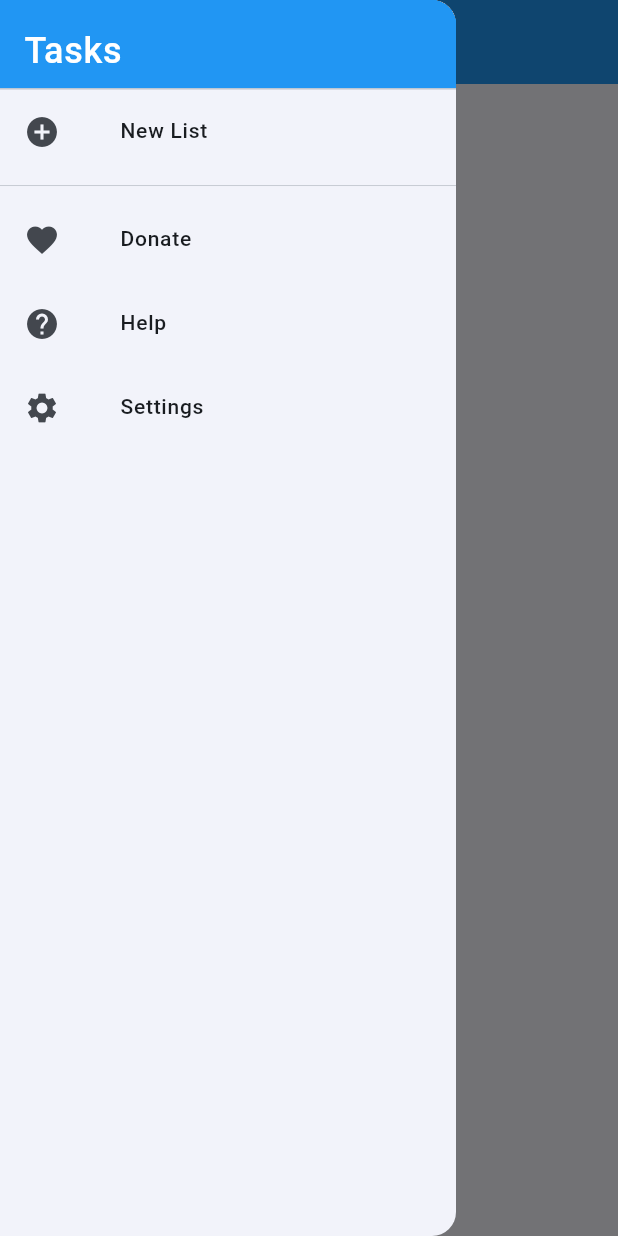
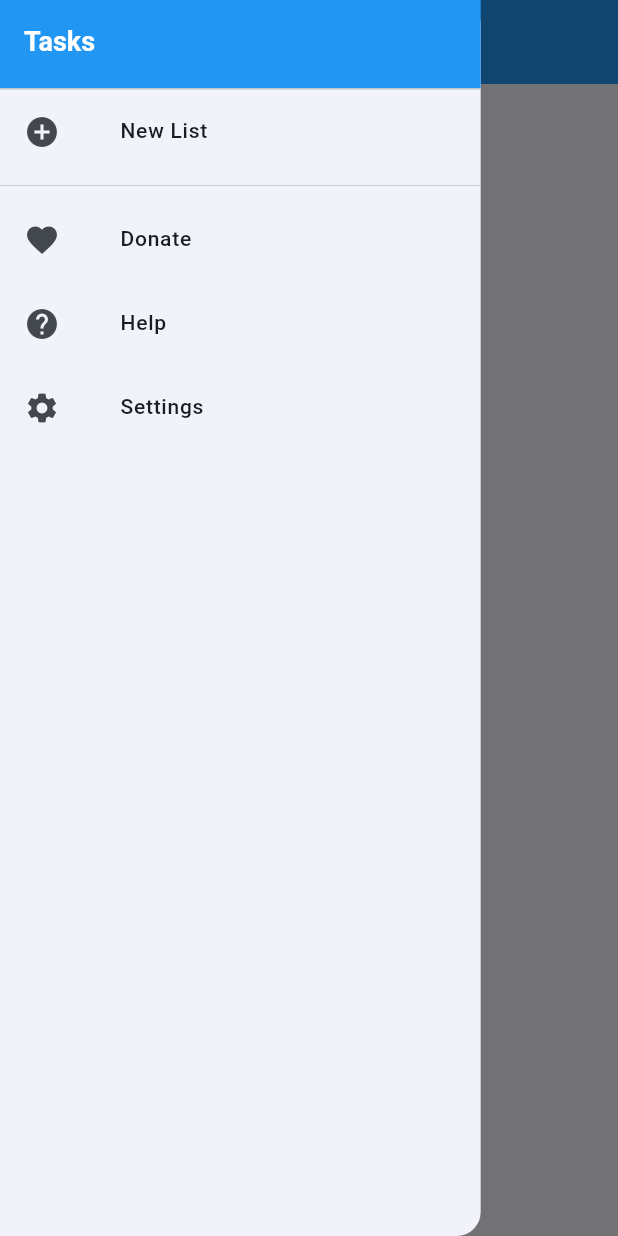
Before and after one commit to TitusKI/alarm_tasker, a Flutter app: the screen it shows after launch, with the side drawer open, on a phone screen of 412 x 824 dp. Run offline on Flutter 3.47's test engine with Material 3 defaults, Android fonts, the phone set to English and light mode, and no system bars; our stand-ins replace bloc, equatable, flutter_bloc, flutter_colorpicker, flutter_screenutil, get_it and 4 more; accounts and stored records are empty.

Commit message:
Enhance drawer widget by adjusting width, clip behavior, and text alignment

```diff
--- a/lib/features/tasks/presentation/widgets/drawer.dart
+++ b/lib/features/tasks/presentation/widgets/drawer.dart
@@ -8,6 +8,8 @@ import '../../../theme/presentation/cubit/theme_cubit.dart';
 
 Widget drawer(BuildContext context) {
   return Drawer(
+    clipBehavior: Clip.none,
+    width: 280.w,
     child: ListView(
       children: <Widget>[
         SizedBox(
@@ -18,20 +20,18 @@ Widget drawer(BuildContext context) {
               color: sl<ThemeCubit>().state.primaryColor,
             ),
             child: Text(
+              textAlign: TextAlign.left,
+              textDirection: TextDirection.rtl,
               'Tasks',
-              style: TextStyle(
-                // color: Colors.white,
-                fontSize: 24,
-              ),
+              style: Theme.of(context).textTheme.headlineSmall,
             ),
           ),
         ),
         ListTile(
-          onTap: () => {
-// move to task screen using go router
-            context.go('/'),
-
-            showColorPicker(context),
+          onTap: () {
+            Navigator.of(context).pop(); // Close the drawer
+            // context.go('/'); // Move to task screen using go router
+            showColorPicker(context);
           },
           leading: Icon(
             Icons.add_circle,
```
